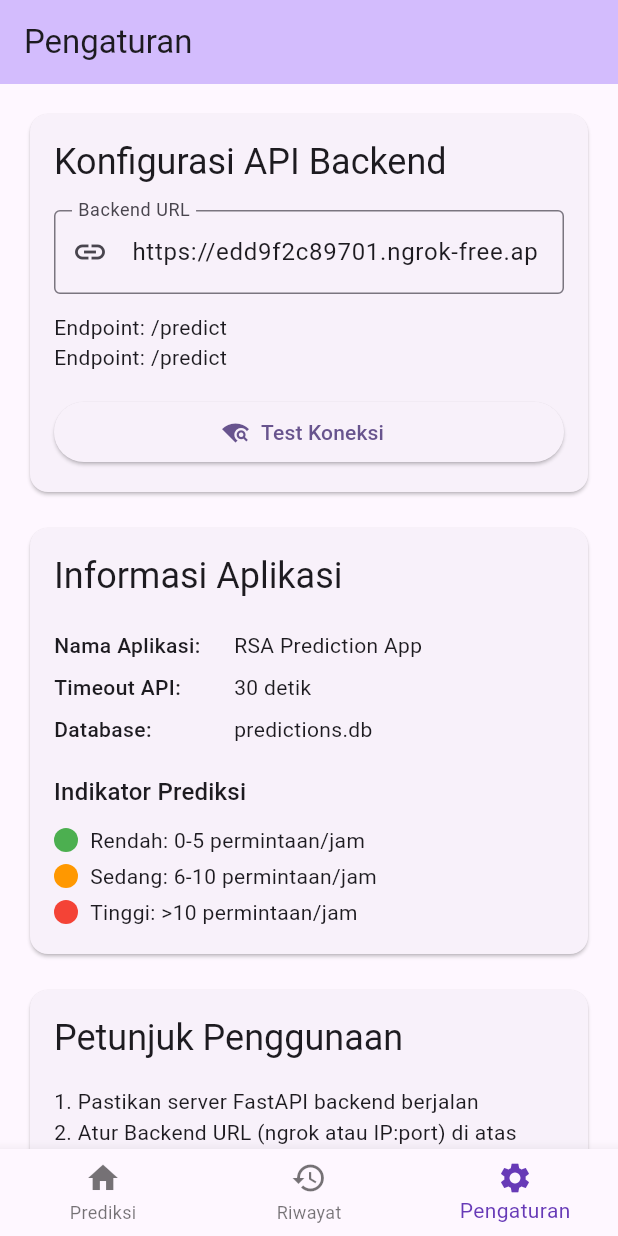
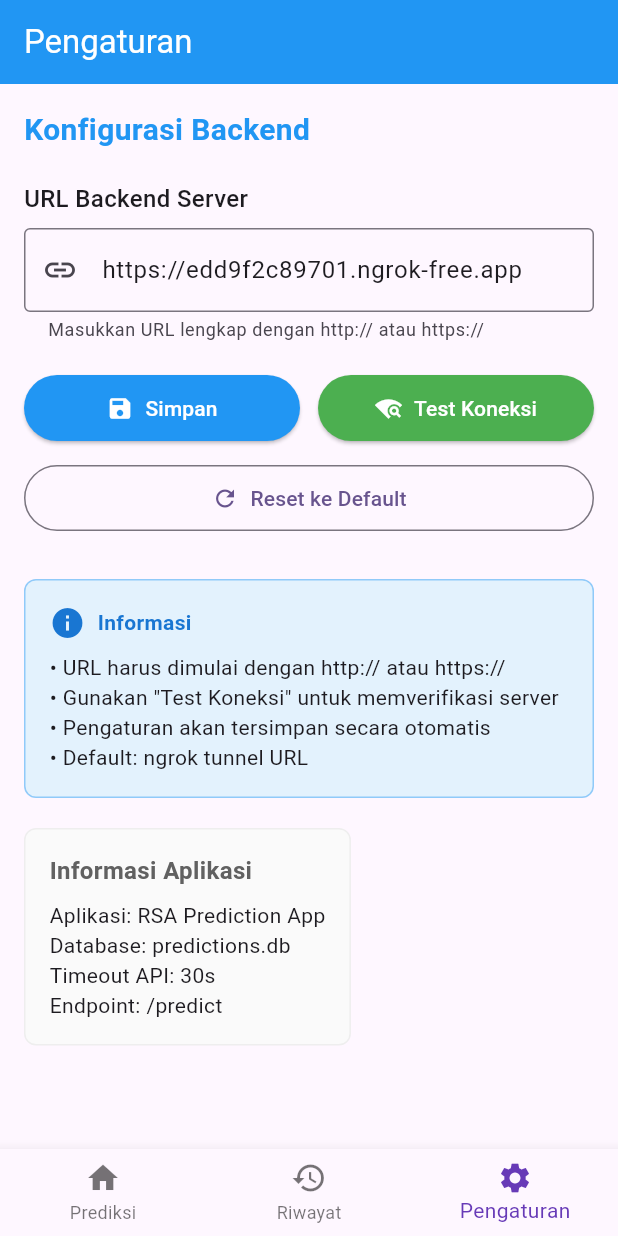
Before and after one commit to candzon/rsa-apps, a Flutter app: the screen it shows after launch, item 3 of the bottom bar chosen, on a phone screen of 412 x 824 dp. Run offline on Flutter 3.47's test engine with Material 3 defaults, Android fonts, the phone set to English and light mode, and no system bars; our stand-ins replace shared_preferences, sqflite; accounts and stored records are empty.

Commit message:
Add backend URL settings with SharedPreferences
Introduces SettingsService to manage backend URL using SharedPreferences, allowing users to configure, test, and reset the API endpoint from the settings screen. Refactors AppConfig and ApiService to use the dynamic backend URL, updates SettingsScreen UI for backend configuration, and adds shared_preferences dependency.

```diff
--- a/rsa-fe/lib/config/app_config.dart
+++ b/rsa-fe/lib/config/app_config.dart
@@ -1,8 +1,26 @@
+import '../services/settings_service.dart';
+
 class AppConfig {
-  // Konfigurasi API - Menggunakan ngrok
+  // Konfigurasi API - Default URL (akan dioverride oleh settings)
   static const String defaultBackendUrl =
-      'https://edd9f2c89701.ngrok-free.app'; // Base URL ngrok
+      'https://edd9f2c89701.ngrok-free.app'; // Base URL ngrok default
   static const String predictEndpoint = '/predict';
+
+  // Method untuk mendapatkan backend URL dari SettingsService
+  static Future<String> getBackendUrl() async {
+    try {
+      final settingsService = SettingsService();
+      return await settingsService.getBackendUrl();
+    } catch (e) {
+      return defaultBackendUrl; // fallback ke default jika error
+    }
+  }
+
+  // Method untuk mendapatkan full API URL
+  static Future<String> getApiUrl() async {
+    final baseUrl = await getBackendUrl();
+    return '$baseUrl$predictEndpoint';
+  }
 
   // Konfigurasi Database
   static const String databaseName = 'predictions.db';
@@ -53,10 +71,4 @@ class AppConfig {
     }
     return 'Tidak Diketahui';
   }
-
-  // Helper method untuk mendapatkan full API URL
-  static String getApiUrl({String? customUrl}) {
-    final baseUrl = customUrl ?? defaultBackendUrl;
-    return '$baseUrl$predictEndpoint';
-  }
 }
--- a/rsa-fe/lib/screens/settings_screen.dart
+++ b/rsa-fe/lib/screens/settings_screen.dart
@@ -1,6 +1,7 @@
 import 'package:flutter/material.dart';
+import '../services/settings_service.dart';
+import '../services/api_service.dart';
 import '../config/app_config.dart';
-import '../services/api_service.dart';
 
 class SettingsScreen extends StatefulWidget {
   const SettingsScreen({super.key});
@@ -10,50 +11,121 @@ class SettingsScreen extends StatefulWidget {
 }
 
 class _SettingsScreenState extends State<SettingsScreen> {
-  final _ipController = TextEditingController();
-  bool _isTestingConnection = false;
-  String? _connectionStatus;
+  final TextEditingController _urlController = TextEditingController();
+  final SettingsService _settingsService = SettingsService();
+  final ApiService _apiService = ApiService();
+  bool _isLoading = false;
+  bool _isTesting = false;
 
   @override
   void initState() {
     super.initState();
-    _ipController.text = AppConfig.defaultBackendUrl;
+    _loadCurrentUrl();
+  }
+
+  Future<void> _loadCurrentUrl() async {
+    final currentUrl = await _settingsService.getBackendUrl();
+    setState(() {
+      _urlController.text = currentUrl;
+    });
+  }
+
+  Future<void> _saveUrl() async {
+    final url = _urlController.text.trim();
+
+    if (url.isEmpty) {
+      _showSnackBar('URL tidak boleh kosong', Colors.red);
+      return;
+    }
+
+    if (!_settingsService.isValidUrl(url)) {
+      _showSnackBar(
+        'Format URL tidak valid. Gunakan http:// atau https://',
+        Colors.red,
+      );
+      return;
+    }
+
+    setState(() => _isLoading = true);
+
+    try {
+      await _settingsService.setBackendUrl(url);
+      _showSnackBar('URL backend berhasil disimpan', Colors.green);
+    } catch (e) {
+      _showSnackBar('Gagal menyimpan URL: $e', Colors.red);
+    } finally {
+      setState(() => _isLoading = false);
+    }
+  }
+
+  Future<void> _testConnection() async {
+    final url = _urlController.text.trim();
+
+    if (url.isEmpty) {
+      _showSnackBar('URL tidak boleh kosong', Colors.red);
+      return;
+    }
+
+    if (!_settingsService.isValidUrl(url)) {
+      _showSnackBar('Format URL tidak valid', Colors.red);
+      return;
+    }
+
+    setState(() => _isTesting = true);
+
+    // Store original URL for restoration if test fails
+    String? originalUrl;
+
+    try {
+      originalUrl = await _settingsService.getBackendUrl();
+
+      // Temporary set URL for testing
+      await _settingsService.setBackendUrl(url);
+
+      // Test with dummy data
+      await _apiService.getPrediction(
+        DateTime.now(),
+        25.0,
+        60.0,
+        1013.25,
+        10.0,
+        1,
+      );
+
+      _showSnackBar('Koneksi berhasil! Server dapat diakses', Colors.green);
+    } catch (e) {
+      _showSnackBar('Koneksi gagal: ${e.toString()}', Colors.red);
+      // Restore original URL if test failed and we have it
+      if (originalUrl != null) {
+        await _settingsService.setBackendUrl(originalUrl);
+      }
+    } finally {
+      setState(() => _isTesting = false);
+    }
+  }
+
+  Future<void> _resetToDefault() async {
+    setState(() {
+      _urlController.text = _settingsService.getDefaultUrl();
+    });
+    await _settingsService.resetBackendUrl();
+    _showSnackBar('URL direset ke default', Colors.blue);
+  }
+
+  void _showSnackBar(String message, Color color) {
+    ScaffoldMessenger.of(context).showSnackBar(
+      SnackBar(
+        content: Text(message),
+        backgroundColor: color,
+        duration: const Duration(seconds: 3),
+      ),
+    );
   }
 
   @override
   void dispose() {
-    _ipController.dispose();
+    _urlController.dispose();
     super.dispose();
-  }
-
-  Future<void> _testConnection() async {
-    setState(() {
-      _isTestingConnection = true;
-      _connectionStatus = null;
-    });
-
-    try {
-      // Test dengan data dummy
-      await ApiService.getPrediction(
-        datetime: '2024-01-15 14:30:00',
-        suhuC: 25.0,
-        curahHujanMm: 0.0,
-        kodeCuaca: 0, // Cerah
-        backendUrl: _ipController.text.isEmpty ? null : _ipController.text,
-      );
-
-      setState(() {
-        _connectionStatus = 'Koneksi berhasil! ✅';
-      });
-    } catch (e) {
-      setState(() {
-        _connectionStatus = 'Koneksi gagal: ${e.toString()}';
-      });
-    } finally {
-      setState(() {
-        _isTestingConnection = false;
-      });
-    }
   }
 
   @override
@@ -61,204 +133,175 @@ class _SettingsScreenState extends State<SettingsScreen> {
     return Scaffold(
       appBar: AppBar(
         title: const Text('Pengaturan'),
-        backgroundColor: Theme.of(context).colorScheme.inversePrimary,
+        backgroundColor: Colors.blue,
+        foregroundColor: Colors.white,
       ),
       body: SingleChildScrollView(
-        padding: const EdgeInsets.all(16.0),
-        child: Column(
-          crossAxisAlignment: CrossAxisAlignment.start,
-          children: [
-            // API Configuration Section
-            Card(
         child: Padding(
           padding: const EdgeInsets.all(16.0),
           child: Column(
             crossAxisAlignment: CrossAxisAlignment.start,
             children: [
-                    Text(
-                      'Konfigurasi API Backend',
-                      style: Theme.of(context).textTheme.headlineSmall,
-                    ),
-                    const SizedBox(height: 16),
-                    TextFormField(
-                      controller: _ipController,
-                      decoration: const InputDecoration(
-                        labelText: 'Backend URL',
-                        hintText: 'https://3ec5f59f3fbf.ngrok-free.app',
-                        border: OutlineInputBorder(),
-                        prefixIcon: Icon(Icons.link),
+              const Text(
+                'Konfigurasi Backend',
+                style: TextStyle(
+                  fontSize: 20,
+                  fontWeight: FontWeight.bold,
+                  color: Colors.blue,
                 ),
               ),
-                    const SizedBox(height: 12),
-                    Text(
-                      'Endpoint: ${AppConfig.predictEndpoint}',
-                      style: Theme.of(context).textTheme.bodyMedium,
+              const SizedBox(height: 20),
+
+              const Text(
+                'URL Backend Server',
+                style: TextStyle(fontSize: 16, fontWeight: FontWeight.w500),
               ),
-                    Text(
-                      'Endpoint: ${AppConfig.predictEndpoint}',
-                      style: Theme.of(context).textTheme.bodyMedium,
+              const SizedBox(height: 8),
+
+              TextField(
+                controller: _urlController,
+                decoration: const InputDecoration(
+                  border: OutlineInputBorder(),
+                  hintText: 'https://your-backend-url.com',
+                  prefixIcon: Icon(Icons.link),
+                  helperText:
+                      'Masukkan URL lengkap dengan http:// atau https://',
                 ),
-                    const SizedBox(height: 16),
-                    SizedBox(
-                      width: double.infinity,
+                keyboardType: TextInputType.url,
+              ),
+
+              const SizedBox(height: 20),
+
+              Row(
+                children: [
+                  Expanded(
                     child: ElevatedButton.icon(
-                        onPressed: _isTestingConnection
-                            ? null
-                            : _testConnection,
-                        icon: _isTestingConnection
+                      onPressed: _isLoading || _isTesting ? null : _saveUrl,
+                      icon: _isLoading
                           ? const SizedBox(
                               width: 16,
                               height: 16,
-                                child: CircularProgressIndicator(
-                                  strokeWidth: 2,
-                                ),
+                              child: CircularProgressIndicator(strokeWidth: 2),
                             )
-                            : const Icon(Icons.wifi_find),
-                        label: Text(
-                          _isTestingConnection ? 'Testing...' : 'Test Koneksi',
+                          : const Icon(Icons.save),
+                      label: Text(_isLoading ? 'Menyimpan...' : 'Simpan'),
+                      style: ElevatedButton.styleFrom(
+                        backgroundColor: Colors.blue,
+                        foregroundColor: Colors.white,
+                        padding: const EdgeInsets.symmetric(vertical: 12),
                       ),
                     ),
                   ),
-                    if (_connectionStatus != null) ...[
-                      const SizedBox(height: 12),
-                      Container(
-                        width: double.infinity,
-                        padding: const EdgeInsets.all(12),
-                        decoration: BoxDecoration(
-                          color: _connectionStatus!.contains('berhasil')
-                              ? Colors.green.shade50
-                              : Colors.red.shade50,
-                          borderRadius: BorderRadius.circular(8),
-                          border: Border.all(
-                            color: _connectionStatus!.contains('berhasil')
-                                ? Colors.green
-                                : Colors.red,
-                          ),
-                        ),
-                        child: Text(
-                          _connectionStatus!,
-                          style: TextStyle(
-                            color: _connectionStatus!.contains('berhasil')
-                                ? Colors.green.shade800
-                                : Colors.red.shade800,
+                  const SizedBox(width: 12),
+                  Expanded(
+                    child: ElevatedButton.icon(
+                      onPressed: _isLoading || _isTesting
+                          ? null
+                          : _testConnection,
+                      icon: _isTesting
+                          ? const SizedBox(
+                              width: 16,
+                              height: 16,
+                              child: CircularProgressIndicator(strokeWidth: 2),
+                            )
+                          : const Icon(Icons.wifi_find),
+                      label: Text(_isTesting ? 'Testing...' : 'Test Koneksi'),
+                      style: ElevatedButton.styleFrom(
+                        backgroundColor: Colors.green,
+                        foregroundColor: Colors.white,
+                        padding: const EdgeInsets.symmetric(vertical: 12),
                       ),
                     ),
                   ),
                 ],
+              ),
+
+              const SizedBox(height: 12),
+
+              SizedBox(
+                width: double.infinity,
+                child: OutlinedButton.icon(
+                  onPressed: _isLoading || _isTesting ? null : _resetToDefault,
+                  icon: const Icon(Icons.refresh),
+                  label: const Text('Reset ke Default'),
+                  style: OutlinedButton.styleFrom(
+                    padding: const EdgeInsets.symmetric(vertical: 12),
+                  ),
+                ),
+              ),
+
+              const SizedBox(height: 30),
+
+              Container(
+                padding: const EdgeInsets.all(16),
+                decoration: BoxDecoration(
+                  color: Colors.blue.shade50,
+                  border: Border.all(color: Colors.blue.shade200),
+                  borderRadius: BorderRadius.circular(8),
+                ),
+                child: Column(
+                  crossAxisAlignment: CrossAxisAlignment.start,
+                  children: [
+                    Row(
+                      children: [
+                        Icon(Icons.info, color: Colors.blue.shade700),
+                        const SizedBox(width: 8),
+                        Text(
+                          'Informasi',
+                          style: TextStyle(
+                            fontWeight: FontWeight.bold,
+                            color: Colors.blue.shade700,
+                          ),
+                        ),
+                      ],
+                    ),
+                    const SizedBox(height: 8),
+                    const Text(
+                      '• URL harus dimulai dengan http:// atau https://\n'
+                      '• Gunakan "Test Koneksi" untuk memverifikasi server\n'
+                      '• Pengaturan akan tersimpan secara otomatis\n'
+                      '• Default: ngrok tunnel URL',
+                      style: TextStyle(fontSize: 14),
+                    ),
                   ],
                 ),
               ),
+
+              const SizedBox(height: 20),
+
+              // App info section yang sederhana
+              Container(
+                padding: const EdgeInsets.all(16),
+                decoration: BoxDecoration(
+                  color: Colors.grey.shade50,
+                  border: Border.all(color: Colors.grey.shade200),
+                  borderRadius: BorderRadius.circular(8),
                 ),
-            const SizedBox(height: 16),
-
-            // App Info Section
-            Card(
-              child: Padding(
-                padding: const EdgeInsets.all(16.0),
                 child: Column(
                   crossAxisAlignment: CrossAxisAlignment.start,
                   children: [
                     Text(
                       'Informasi Aplikasi',
-                      style: Theme.of(context).textTheme.headlineSmall,
+                      style: TextStyle(
+                        fontWeight: FontWeight.bold,
+                        color: Colors.grey.shade700,
+                        fontSize: 16,
                       ),
-                    const SizedBox(height: 16),
-                    _buildInfoRow('Nama Aplikasi', AppConfig.appTitle),
-                    _buildInfoRow(
-                      'Timeout API',
-                      '${AppConfig.apiTimeoutSeconds} detik',
-                    ),
-                    _buildInfoRow('Database', AppConfig.databaseName),
-                    const SizedBox(height: 16),
-                    Text(
-                      'Indikator Prediksi',
-                      style: Theme.of(context).textTheme.titleMedium,
                     ),
                     const SizedBox(height: 8),
-                    _buildIndicatorRow(
-                      'Rendah',
-                      '0-${AppConfig.lowThreshold.round()}',
-                      Colors.green,
+                    Text('Aplikasi: ${AppConfig.appTitle}'),
+                    Text('Database: ${AppConfig.databaseName}'),
+                    Text('Timeout API: ${AppConfig.apiTimeoutSeconds}s'),
+                    Text('Endpoint: ${AppConfig.predictEndpoint}'),
+                  ],
                 ),
-                    _buildIndicatorRow(
-                      'Sedang',
-                      '${(AppConfig.lowThreshold + 1).round()}-${AppConfig.mediumThreshold.round()}',
-                      Colors.orange,
               ),
-                    _buildIndicatorRow(
-                      'Tinggi',
-                      '>${AppConfig.mediumThreshold.round()}',
-                      Colors.red,
-                    ),
+
+              const SizedBox(height: 20), // Add some bottom padding
             ],
           ),
         ),
       ),
-            const SizedBox(height: 16),
-
-            // Instructions Card
-            Card(
-              child: Padding(
-                padding: const EdgeInsets.all(16.0),
-                child: Column(
-                  crossAxisAlignment: CrossAxisAlignment.start,
-                  children: [
-                    Text(
-                      'Petunjuk Penggunaan',
-                      style: Theme.of(context).textTheme.headlineSmall,
-                    ),
-                    const SizedBox(height: 16),
-                    const Text(
-                      '1. Pastikan server FastAPI backend berjalan\n'
-                      '2. Atur Backend URL (ngrok atau IP:port) di atas\n'
-                      '3. Klik "Test Koneksi" untuk memastikan koneksi berhasil\n'
-                      '4. Gunakan halaman Home untuk melakukan prediksi\n'
-                      '5. Lihat riwayat prediksi di halaman History',
-                      style: TextStyle(height: 1.5),
-                    ),
-                  ],
-                ),
-              ),
-            ),
-          ],
-        ),
-      ),
-    );
-  }
-
-  Widget _buildInfoRow(String label, String value) {
-    return Padding(
-      padding: const EdgeInsets.symmetric(vertical: 4.0),
-      child: Row(
-        crossAxisAlignment: CrossAxisAlignment.start,
-        children: [
-          SizedBox(
-            width: 120,
-            child: Text(
-              '$label:',
-              style: const TextStyle(fontWeight: FontWeight.w500),
-            ),
-          ),
-          Expanded(child: Text(value)),
-        ],
-      ),
-    );
-  }
-
-  Widget _buildIndicatorRow(String level, String range, Color color) {
-    return Padding(
-      padding: const EdgeInsets.symmetric(vertical: 2.0),
-      child: Row(
-        children: [
-          Container(
-            width: 16,
-            height: 16,
-            decoration: BoxDecoration(color: color, shape: BoxShape.circle),
-          ),
-          const SizedBox(width: 8),
-          Text('$level: $range permintaan/jam'),
-        ],
-      ),
     );
   }
 }
--- a/rsa-fe/lib/services/api_service.dart
+++ b/rsa-fe/lib/services/api_service.dart
@@ -3,14 +3,17 @@ import 'package:http/http.dart' as http;
 import '../config/app_config.dart';
 
 class ApiService {
-  static Future<Map<String, dynamic>> getPrediction({
-    required String datetime,
-    required double suhuC,
-    required double curahHujanMm,
-    required int kodeCuaca,
-    String? backendUrl,
-  }) async {
-    final url = Uri.parse(AppConfig.getApiUrl(customUrl: backendUrl));
+  Future<Map<String, dynamic>> getPrediction(
+    DateTime datetime,
+    double suhuC,
+    double kelembabanPersen,
+    double tekananUdaraHpa,
+    double kecepatanAnginKmh,
+    int kodeCuaca,
+  ) async {
+    // Mendapatkan URL dari AppConfig yang sudah terintegrasi dengan SettingsService
+    final apiUrl = await AppConfig.getApiUrl();
+    final url = Uri.parse(apiUrl);
 
     try {
       final response = await http
@@ -18,9 +21,11 @@ class ApiService {
             url,
             headers: {"Content-Type": "application/json"},
             body: jsonEncode({
-              "datetime": datetime,
+              "datetime": datetime.toIso8601String(),
               "suhu_c": suhuC,
-              "curah_hujan_mm": curahHujanMm,
+              "kelembaban_persen": kelembabanPersen,
+              "tekanan_udara_hpa": tekananUdaraHpa,
+              "kecepatan_angin_kmh": kecepatanAnginKmh,
               "kode_cuaca": kodeCuaca,
             }),
           )
--- /dev/null
+++ b/rsa-fe/lib/services/settings_service.dart
@@ -0,0 +1,51 @@
+import 'package:shared_preferences/shared_preferences.dart';
+
+class SettingsService {
+  static const String _backendUrlKey = 'backend_url';
+  static const String _defaultUrl = 'https://edd9f2c89701.ngrok-free.app';
+
+  // Singleton pattern
+  static final SettingsService _instance = SettingsService._internal();
+  factory SettingsService() => _instance;
+  SettingsService._internal();
+
+  SharedPreferences? _prefs;
+
+  // Initialize SharedPreferences
+  Future<void> init() async {
+    _prefs ??= await SharedPreferences.getInstance();
+  }
+
+  // Get backend URL
+  Future<String> getBackendUrl() async {
+    await init();
+    return _prefs?.getString(_backendUrlKey) ?? _defaultUrl;
+  }
+
+  // Set backend URL
+  Future<bool> setBackendUrl(String url) async {
+    await init();
+    return _prefs?.setString(_backendUrlKey, url) ?? false;
+  }
+
+  // Reset to default URL
+  Future<bool> resetBackendUrl() async {
+    await init();
+    return _prefs?.remove(_backendUrlKey) ?? false;
+  }
+
+  // Get default URL
+  String getDefaultUrl() {
+    return _defaultUrl;
+  }
+
+  // Validate URL format
+  bool isValidUrl(String url) {
+    try {
+      final uri = Uri.parse(url);
+      return uri.hasScheme && (uri.scheme == 'http' || uri.scheme == 'https');
+    } catch (e) {
+      return false;
+    }
+  }
+}
--- a/rsa-fe/pubspec.yaml
+++ b/rsa-fe/pubspec.yaml
@@ -37,6 +37,9 @@ dependencies:
 
   # HTTP client for API calls
   http: ^1.2.0
+
+  # SharedPreferences untuk menyimpan settings
+  shared_preferences: ^2.2.2
 
   # SQLite database
   sqflite: ^2.3.0
```
Also changed, not shown: rsa-fe/lib/main.dart (+9 -9 lines), rsa-fe/lib/screens/home_screen.dart (+9 -6 lines), rsa-fe/pubspec.lock, 1 other file. Lines whose indentation alone changed are shown as unchanged.
